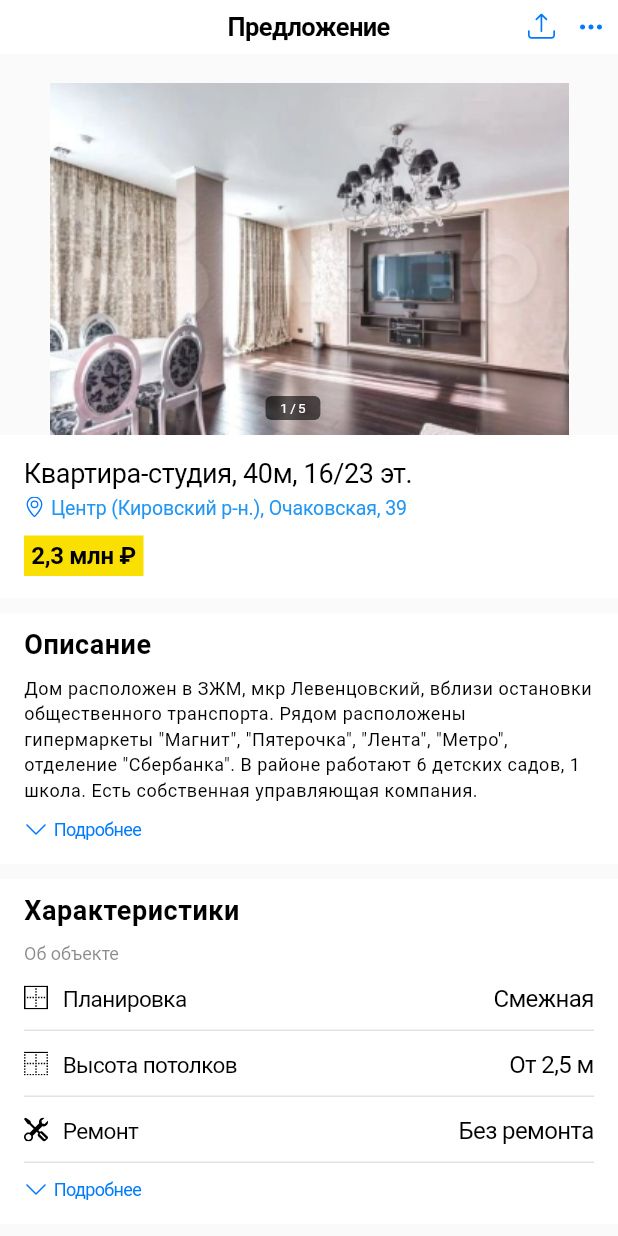
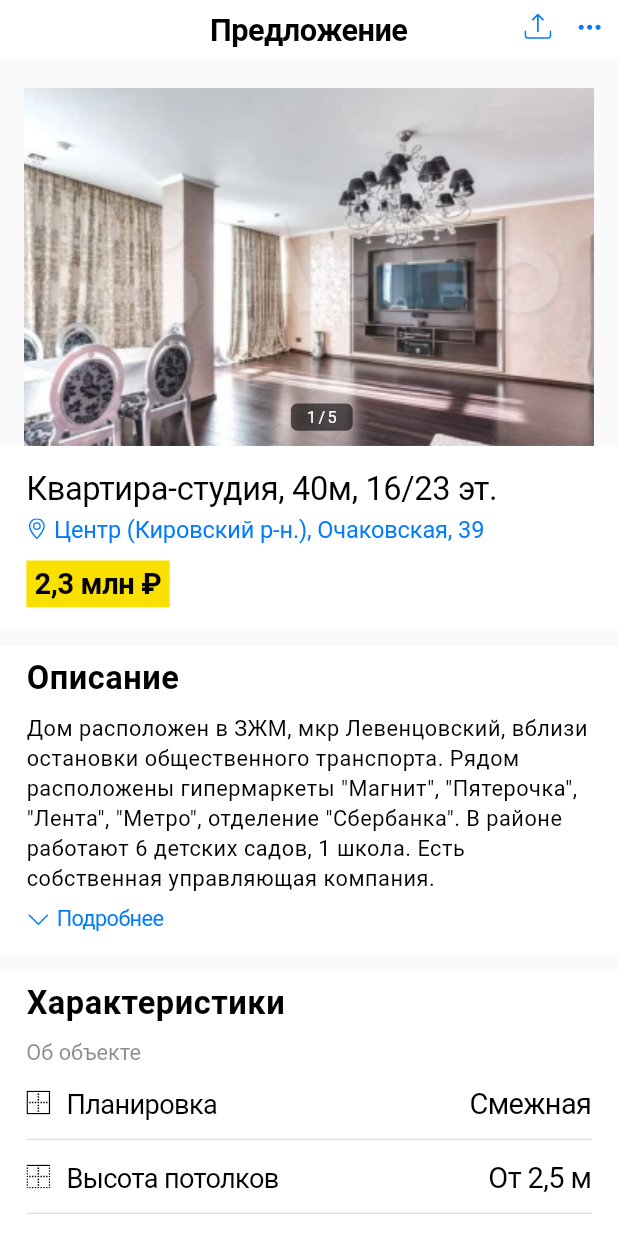
Before and after one commit to abezuglova/first_task_basic, a Flutter app: the screen it shows after launch, on a phone screen of 412 x 824 dp. Run offline on Flutter 3.47's test engine with Material 2 defaults, Android fonts, the light colour scheme and no system bars; our stand-ins replace flutter_screenutil, flutter_svg, google_fonts.

Commit message:
screen util provided

```diff
--- a/lib/main.dart
+++ b/lib/main.dart
@@ -2,6 +2,7 @@ import 'package:first_task_basic/assets/app_colors.dart';
 import 'package:first_task_basic/screens/offer_screen.dart';
 import 'package:flutter/material.dart';
 import 'package:google_fonts/google_fonts.dart';
+import 'package:flutter_screenutil/flutter_screenutil.dart';
 
 void main() {
   runApp(const MyApp());
@@ -12,6 +13,9 @@ class MyApp extends StatelessWidget {
 
   @override
   Widget build(BuildContext context) {
+    return ScreenUtilInit(
+      designSize: const Size(375, 812),
+      builder: (context, child) {
         return MaterialApp(
           title: 'Flutter Demo',
           debugShowCheckedModeBanner: false,
@@ -34,79 +38,83 @@ class MyApp extends StatelessWidget {
                 minimumSize: Size.zero,
                 foregroundColor: AppColors.buttonColor,
                 tapTargetSize: MaterialTapTargetSize.shrinkWrap,
-            textStyle: const TextStyle(
-              fontSize: 12,
+                textStyle: TextStyle(
+                  fontSize: 12.sp,
                   letterSpacing: -0.41,
-            ),
+                ).apply(fontSizeFactor: 1.sp),
               ),
             ),
             textTheme:
-            GoogleFonts.openSansTextTheme(Theme.of(context).textTheme).copyWith(
-          bodySmall: const TextStyle(
+                GoogleFonts.openSansTextTheme(Theme.of(context).textTheme)
+                    .copyWith(
+              bodySmall: TextStyle(
                 fontWeight: FontWeight.normal,
-            fontSize: 12,
+                fontSize: 12.sp,
                 color: Colors.black,
                 height: 16.8 / 12,
                 letterSpacing: 0.35,
               ),
-          bodyMedium: const TextStyle(
+              bodyMedium: TextStyle(
                 fontWeight: FontWeight.normal,
-            fontSize: 15,
+                fontSize: 15.sp,
                 color: Colors.black,
                 height: 22 / 15,
                 letterSpacing: -0.41,
               ),
-          bodyLarge: const TextStyle(
+              bodyLarge: TextStyle(
                 fontWeight: FontWeight.normal,
-            fontSize: 16,
+                fontSize: 16.sp,
                 color: Colors.black,
                 height: 22 / 16,
                 letterSpacing: -0.41,
               ),
-          headlineSmall: const TextStyle(
+              headlineSmall: TextStyle(
                 fontWeight: FontWeight.normal,
-            fontSize: 18,
+                fontSize: 18.sp,
                 color: Colors.black,
                 height: 25 / 18,
                 letterSpacing: -0.24,
               ),
-          headlineMedium: const TextStyle(
+              headlineMedium: TextStyle(
                 fontWeight: FontWeight.normal,
-            fontSize: 9,
+                fontSize: 9.sp,
                 color: Colors.black,
                 height: 10 / 9,
                 letterSpacing: 1.59,
               ),
-          headlineLarge: const TextStyle(
+              headlineLarge: TextStyle(
                   fontWeight: FontWeight.bold,
-              fontSize: 18,
+                  fontSize: 18.sp,
                   color: Colors.black,
                   height: 15 / 18,
                   letterSpacing: 0.35),
-          titleSmall: const TextStyle(
+              titleSmall: TextStyle(
                 fontWeight: FontWeight.normal,
-            fontSize: 13,
+                fontSize: 13.sp,
                 color: Colors.black,
                 height: 18 / 13,
                 letterSpacing: -0.08,
               ),
-          titleMedium: const TextStyle(
+              titleMedium: TextStyle(
                 fontWeight: FontWeight.w600,
-            fontSize: 16,
+                fontSize: 16.sp,
                 color: Colors.black,
                 height: 20 / 16,
                 letterSpacing: -0.24,
               ),
-          titleLarge: const TextStyle(
+              titleLarge: TextStyle(
                 fontWeight: FontWeight.w600,
-            fontSize: 17,
+                fontSize: 17.sp,
                 color: Colors.black,
                 height: 22 / 17,
                 letterSpacing: -0.41,
               ),
+            ).apply(fontSizeFactor: 1.sp),
           ),
-      ),
-      home: const OfferScreenWidget(),
+          home: child,
+        );
+      },
+      child: const OfferScreenWidget(),
     );
   }
 }
--- a/lib/screens/offer_screen.dart
+++ b/lib/screens/offer_screen.dart
@@ -6,6 +6,7 @@ import 'package:first_task_basic/widgets/link_widget.dart';
 import 'package:first_task_basic/widgets/main_info_widget.dart';
 import 'package:first_task_basic/widgets/photo_slider_widget.dart';
 import 'package:flutter/material.dart';
+import 'package:flutter_screenutil/flutter_screenutil.dart';
 
 class OfferScreenWidget extends StatelessWidget {
   const OfferScreenWidget({super.key});
@@ -15,19 +16,21 @@ class OfferScreenWidget extends StatelessWidget {
     return Scaffold(
       backgroundColor: AppColors.appBackgroundColor,
       appBar: const CustomAppBar(),
-      body: ListView(
-        children: const [
-          SizedBox(height: 19),
-          PhotoSliderWidget(),
-          MainInfoWidget(),
-          SizedBox(height: 10),
-          DescriptionWidget(),
-          SizedBox(height: 10),
-          CharacteristicsWidget(),
-          SizedBox(height: 10),
-          LinkWidget(),
-          SizedBox(height: 16),
-        ],
+      body: SingleChildScrollView(
+        child: Column(
+          children: [
+            SizedBox(height: 19.h),
+            const PhotoSliderWidget(),
+            const MainInfoWidget(),
+            SizedBox(height: 10.h),
+            const DescriptionWidget(),
+            SizedBox(height: 10.h),
+            const CharacteristicsWidget(),
+            SizedBox(height: 10.h),
+            const LinkWidget(),
+            SizedBox(height: 16.h),
+          ],
+        ),
       ),
     );
   }
--- a/lib/widgets/characteristic_row_widget.dart
+++ b/lib/widgets/characteristic_row_widget.dart
@@ -1,4 +1,5 @@
 import 'package:flutter/material.dart';
+import 'package:flutter_screenutil/flutter_screenutil.dart';
 import 'package:flutter_svg/flutter_svg.dart';
 
 class CharacteristicRowWidget extends StatelessWidget {
@@ -21,7 +22,7 @@ class CharacteristicRowWidget extends StatelessWidget {
         Row(
           children: [
             SvgPicture.asset(iconName),
-            const SizedBox(width: 10),
+            SizedBox(width: 10.w),
             Text(
               characteristicName,
               style: textTheme.bodyMedium,
--- a/lib/widgets/characteristics_widget.dart
+++ b/lib/widgets/characteristics_widget.dart
@@ -1,9 +1,9 @@
 import 'package:first_task_basic/assets/app_colors.dart';
 import 'package:first_task_basic/assets/app_icons.dart';
-import 'package:first_task_basic/assets/app_images.dart';
 import 'package:first_task_basic/widgets/characteristic_row_widget.dart';
 import 'package:first_task_basic/widgets/details_button_widget.dart';
 import 'package:flutter/material.dart';
+import 'package:flutter_screenutil/flutter_screenutil.dart';
 
 class CharacteristicsWidget extends StatelessWidget {
   const CharacteristicsWidget({super.key});
@@ -12,7 +12,7 @@ class CharacteristicsWidget extends StatelessWidget {
   Widget build(BuildContext context) {
     final textTheme = Theme.of(context).textTheme;
     return Container(
-      padding: const EdgeInsets.symmetric(horizontal: 16, vertical: 15),
+      padding: EdgeInsets.symmetric(horizontal: 16.w, vertical: 15.h),
       color: Colors.white,
       child: Column(
         crossAxisAlignment: CrossAxisAlignment.start,
@@ -21,7 +21,7 @@ class CharacteristicsWidget extends StatelessWidget {
             'Характеристики',
             style: textTheme.headlineLarge,
           ),
-          const SizedBox(height: 11),
+          SizedBox(height: 11.h),
           Text(
             'Об объекте',
             style: textTheme.bodySmall!.copyWith(
@@ -30,31 +30,31 @@ class CharacteristicsWidget extends StatelessWidget {
               letterSpacing: 0,
             ),
           ),
-          const SizedBox(height: 11),
+          SizedBox(height: 11.h),
           const CharacteristicRowWidget(
             iconName: AppIcons.planningIcon,
             characteristicName: 'Планировка',
             characteristicValue: 'Смежная',
           ),
-          const SizedBox(height: 11),
+          SizedBox(height: 11.h),
           const Divider(),
-          const SizedBox(height: 11),
+          SizedBox(height: 11.h),
           const CharacteristicRowWidget(
             iconName: AppIcons.ceilingIcon,
             characteristicName: 'Высота потолков',
             characteristicValue: 'От 2,5 м',
           ),
-          const SizedBox(height: 11),
+          SizedBox(height: 11.h),
           const Divider(),
-          const SizedBox(height: 11),
+          SizedBox(height: 11.h),
           const CharacteristicRowWidget(
             iconName: AppIcons.repairIcon,
             characteristicName: 'Ремонт',
             characteristicValue: 'Без ремонта',
           ),
-          const SizedBox(height: 11),
+          SizedBox(height: 11.h),
           const Divider(),
-          const SizedBox(height: 10),
+          SizedBox(height: 10.h),
           const DetailsButtonWidget(),
         ],
       ),
--- a/lib/widgets/custom_app_bar.dart
+++ b/lib/widgets/custom_app_bar.dart
@@ -1,5 +1,6 @@
 import 'package:first_task_basic/assets/app_icons.dart';
 import 'package:flutter/material.dart';
+import 'package:flutter_screenutil/flutter_screenutil.dart';
 import 'package:flutter_svg/flutter_svg.dart';
 
 class CustomAppBar extends StatelessWidget implements PreferredSizeWidget {
@@ -19,8 +20,8 @@ class CustomAppBar extends StatelessWidget implements PreferredSizeWidget {
               style: textTheme.titleLarge,
             )),
             Positioned(
-              top: 9,
-              right: 9,
+              top: 9.h,
+              right: 9.w,
               child: Row(
                 crossAxisAlignment: CrossAxisAlignment.center,
                 mainAxisSize: MainAxisSize.min,
@@ -29,7 +30,7 @@ class CustomAppBar extends StatelessWidget implements PreferredSizeWidget {
                     onPressed: () {},
                     child: SvgPicture.asset(AppIcons.fileDownloadIcon),
                   ),
-                  const SizedBox(width: 15),
+                  SizedBox(width: 15.w),
                   TextButton(
                     onPressed: () {},
                     child: SvgPicture.asset(AppIcons.moreIcon),
@@ -44,5 +45,5 @@ class CustomAppBar extends StatelessWidget implements PreferredSizeWidget {
   }
 
   @override
-  Size get preferredSize => const Size.fromHeight(36);
+  Size get preferredSize => Size.fromHeight(36.w);
 }
--- a/lib/widgets/description_widget.dart
+++ b/lib/widgets/description_widget.dart
@@ -1,5 +1,6 @@
 import 'package:first_task_basic/widgets/details_button_widget.dart';
 import 'package:flutter/material.dart';
+import 'package:flutter_screenutil/flutter_screenutil.dart';
 
 class DescriptionWidget extends StatelessWidget {
   const DescriptionWidget({super.key});
@@ -8,7 +9,7 @@ class DescriptionWidget extends StatelessWidget {
   Widget build(BuildContext context) {
     final textTheme = Theme.of(context).textTheme;
     return Container(
-      padding: const EdgeInsets.symmetric(horizontal: 16, vertical: 15),
+      padding: EdgeInsets.symmetric(horizontal: 16.w, vertical: 15.h),
       color: Colors.white,
       child: Column(
         crossAxisAlignment: CrossAxisAlignment.start,
@@ -17,12 +18,12 @@ class DescriptionWidget extends StatelessWidget {
             'Описание',
             style: textTheme.headlineLarge,
           ),
-          const SizedBox(height: 11),
+          SizedBox(height: 11.h),
           Text(
             'Дом расположен в ЗЖМ, мкр Левенцовский, вблизи остановки общественного транспорта. Рядом расположены гипермаркеты "Магнит", "Пятерочка", "Лента", "Метро", отделение "Сбербанка". В районе работают 6 детских садов, 1 школа. Есть собственная управляющая компания.',
             style: textTheme.bodySmall,
           ),
-          const SizedBox(height: 10),
+          SizedBox(height: 10.h),
           const DetailsButtonWidget(),
         ],
       ),
--- a/lib/widgets/details_button_widget.dart
+++ b/lib/widgets/details_button_widget.dart
@@ -1,5 +1,6 @@
 import 'package:first_task_basic/assets/app_icons.dart';
 import 'package:flutter/material.dart';
+import 'package:flutter_screenutil/flutter_screenutil.dart';
 import 'package:flutter_svg/svg.dart';
 
 class DetailsButtonWidget extends StatelessWidget {
@@ -13,7 +14,7 @@ class DetailsButtonWidget extends StatelessWidget {
         mainAxisSize: MainAxisSize.min,
         children: [
           SvgPicture.asset(AppIcons.chevronDownIcon),
-          const SizedBox(width: 4),
+          SizedBox(width: 4.w),
           const Text(
             'Подробнее',
           ),
--- a/lib/widgets/link_widget.dart
+++ b/lib/widgets/link_widget.dart
@@ -1,5 +1,6 @@
 import 'package:first_task_basic/assets/app_images.dart';
 import 'package:flutter/material.dart';
+import 'package:flutter_screenutil/flutter_screenutil.dart';
 import 'package:url_launcher/url_launcher.dart';
 
 class LinkWidget extends StatelessWidget {
@@ -14,13 +15,13 @@ class LinkWidget extends StatelessWidget {
       child: InkWell(
         onTap: _launchUrl,
         child: Container(
-          padding: const EdgeInsets.symmetric(vertical: 11),
+          padding: EdgeInsets.symmetric(vertical: 11.h),
           child: Center(
             child: Row(
               mainAxisSize: MainAxisSize.min,
               children: [
                 const Image(image: AssetImage(AppImages.logo)),
-                const SizedBox(width: 10),
+                SizedBox(width: 10.w),
                 Text(
                   'Смотреть на Avito',
                   style: textTheme.bodyMedium,
--- a/lib/widgets/main_info_widget.dart
+++ b/lib/widgets/main_info_widget.dart
@@ -1,6 +1,7 @@
 import 'package:first_task_basic/assets/app_colors.dart';
 import 'package:first_task_basic/assets/app_icons.dart';
 import 'package:flutter/material.dart';
+import 'package:flutter_screenutil/flutter_screenutil.dart';
 import 'package:flutter_svg/flutter_svg.dart';
 
 class MainInfoWidget extends StatelessWidget {
@@ -11,7 +12,7 @@ class MainInfoWidget extends StatelessWidget {
     final textTheme = Theme.of(context).textTheme;
     return Container(
       color: Colors.white,
-      padding: const EdgeInsets.fromLTRB(16, 12, 16, 15),
+      padding: EdgeInsets.fromLTRB(16.w, 12.h, 16.w, 15.h),
       child: Column(
         crossAxisAlignment: CrossAxisAlignment.start,
         children: [
@@ -19,21 +20,21 @@ class MainInfoWidget extends StatelessWidget {
             'Квартира-студия, 40м, 16/23 эт.',
             style: textTheme.headlineSmall,
           ),
-          const SizedBox(height: 2),
+          SizedBox(height: 2.h),
           Row(
             children: [
               SvgPicture.asset(AppIcons.locationIcon),
-              const SizedBox(width: 4),
+              SizedBox(width: 4.w),
               Text(
                 'Центр (Кировский р-н.), Очаковская, 39',
                 style: textTheme.titleSmall!
-                    .copyWith(color: Theme.of(context).primaryColor),
+                    .copyWith(color: AppColors.buttonColor),
               ),
             ],
           ),
-          const SizedBox(height: 10),
+          SizedBox(height: 10.h),
           Container(
-            padding: const EdgeInsets.fromLTRB(5, 3, 5, 4),
+            padding: EdgeInsets.fromLTRB(5.w, 3.h, 5.w, 4.h),
             color: AppColors.mainInfoPriceColor,
             child: Text(
               '2,3 млн ₽',
--- a/lib/widgets/photo_slider_widget.dart
+++ b/lib/widgets/photo_slider_widget.dart
@@ -1,5 +1,6 @@
 import 'package:first_task_basic/assets/app_images.dart';
 import 'package:flutter/material.dart';
+import 'package:flutter_screenutil/flutter_screenutil.dart';
 
 class PhotoSliderWidget extends StatefulWidget {
   const PhotoSliderWidget({super.key});
@@ -9,24 +10,48 @@ class PhotoSliderWidget extends StatefulWidget {
 }
 
 class _PhotoSliderWidgetState extends State<PhotoSliderWidget> {
-  static const imagesList = [
-    Image(image: AssetImage(AppImages.firstImage)),
-    Image(image: AssetImage(AppImages.firstImage)),
-    Image(image: AssetImage(AppImages.firstImage)),
-    Image(image: AssetImage(AppImages.firstImage)),
-    Image(image: AssetImage(AppImages.firstImage)),
-  ];
-
   final controller = PageController();
   int index = 0;
 
   @override
   Widget build(BuildContext context) {
+    final imagesList = [
+      Image(
+        image: const AssetImage(AppImages.firstImage),
+        width: 346.w,
+        height: 235.h,
+        fit: BoxFit.fill,
+      ),
+      Image(
+        image: const AssetImage(AppImages.firstImage),
+        width: 346.w,
+        height: 235.h,
+        fit: BoxFit.fill,
+      ),
+      Image(
+        image: const AssetImage(AppImages.firstImage),
+        width: 346.w,
+        height: 235.h,
+        fit: BoxFit.fill,
+      ),
+      Image(
+        image: const AssetImage(AppImages.firstImage),
+        width: 346.w,
+        height: 235.h,
+        fit: BoxFit.fill,
+      ),
+      Image(
+        image: const AssetImage(AppImages.firstImage),
+        width: 346.w,
+        height: 235.h,
+        fit: BoxFit.fill,
+      ),
+    ];
+
     final textTheme = Theme.of(context).textTheme;
-    return Container(
-      width: 346,
-      height: 235,
-      padding: const EdgeInsets.fromLTRB(15, 0, 14, 0),
+    return SizedBox(
+      width: 346.w,
+      height: 235.h,
       child: Stack(
         children: [
           PageView(
@@ -37,13 +62,13 @@ class _PhotoSliderWidgetState extends State<PhotoSliderWidget> {
             children: imagesList,
           ),
           Positioned(
-            left: 162,
-            bottom: 10,
+            left: 162.w,
+            bottom: 10.h,
             child: Container(
-              padding: const EdgeInsets.symmetric(horizontal: 9, vertical: 3),
+              padding: EdgeInsets.symmetric(horizontal: 9.w, vertical: 3.h),
               decoration: BoxDecoration(
                 color: Colors.black.withOpacity(0.6),
-                borderRadius: const BorderRadius.all(Radius.circular(4)),
+                borderRadius: BorderRadius.all(const Radius.circular(4).w),
               ),
               child: Text(
                 '${index + 1}/${imagesList.length}',
@@ -55,6 +80,7 @@ class _PhotoSliderWidgetState extends State<PhotoSliderWidget> {
       ),
     );
   }
+
   @override
   void dispose() {
     controller.dispose();
```
Lines whose indentation alone changed are shown as unchanged.
